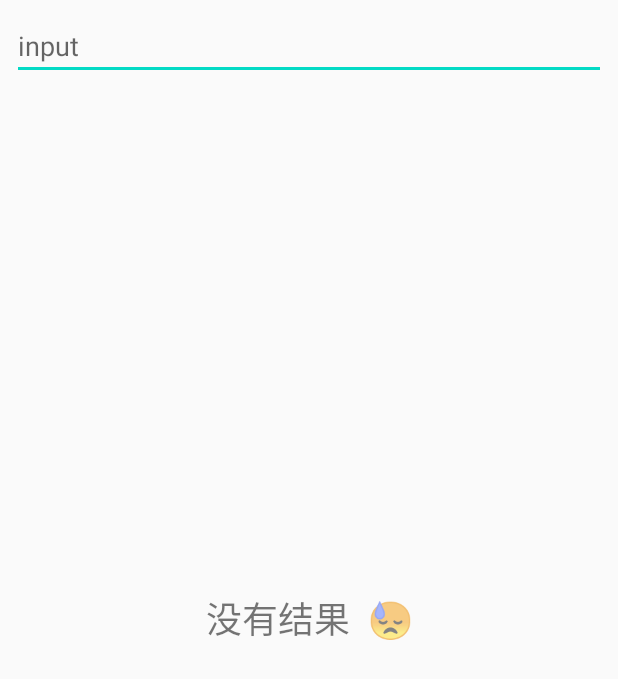
After one commit to xiaoerMr/Robot, an Android app: the PagingActivity screen opened directly, with no data from a screen before it, on a phone screen of 412 x 824 dp. The commit adds this screen. Shown: the top 679 px of the screen. Run offline under Robolectric (Android 15) with nearby library versions, the phone set to English and light mode, and no system bars.

Commit message:
mvvm dome

```diff
--- a/app/build.gradle
+++ b/app/build.gradle
@@ -59,6 +59,7 @@ dependencies {
     implementation files('libs/Msc.jar')
     implementation 'org.jetbrains.kotlinx:kotlinx-coroutines-core:1.3.7'
     implementation 'org.jetbrains.kotlinx:kotlinx-coroutines-android:1.3.7'
+//    implementation 'com.google.android.material:material:1.1.0'
 
 
 }
--- a/app/src/main/AndroidManifest.xml
+++ b/app/src/main/AndroidManifest.xml
@@ -24,7 +24,8 @@
         android:roundIcon="@mipmap/ic_launcher_round"
         android:supportsRtl="true"
         android:theme="@style/AppTheme">
-        <activity android:name=".svg.SVGActivity"></activity>
+        <activity android:name=".dome.PagingActivity"></activity>
+        <activity android:name=".svg.SVGActivity" />
         <activity android:name=".corouties.CoroutinesActivity" />
         <activity android:name=".MainActivity">
             <intent-filter>
@@ -34,7 +35,7 @@
             </intent-filter>
         </activity>
         <activity android:name=".KeDaActivity" />
-        <activity android:name=".addview.AddActivity"/>
+        <activity android:name=".addview.AddActivity" />
     </application>
 
 </manifest>
--- a/app/src/main/java/com/sai/robot/MainActivity.kt
+++ b/app/src/main/java/com/sai/robot/MainActivity.kt
@@ -4,6 +4,7 @@ import androidx.appcompat.app.AppCompatActivity
 import android.os.Bundle
 import com.sai.robot.addview.AddActivity
 import com.sai.robot.corouties.CoroutinesActivity
+import com.sai.robot.dome.PagingActivity
 import com.sai.robot.svg.SVGActivity
 import kotlinx.android.synthetic.main.activity_main.*
 
@@ -16,9 +17,9 @@ class MainActivity : AppCompatActivity() {
         vCoroutines.setOnClickListener { CoroutinesActivity.actionStart(this) }
         vSVG.setOnClickListener { SVGActivity.actionStart(this) }
         vAdd.setOnClickListener { AddActivity.actionStart(this) }
+        vDome.setOnClickListener { PagingActivity.actionStart(this) }
 
     }
-
 
 
     //-----知识点-----
--- /dev/null
+++ b/app/src/main/java/com/sai/robot/dome/PagingActivity.kt
@@ -0,0 +1,77 @@
+package com.sai.robot.dome
+
+import android.content.Intent
+import androidx.appcompat.app.AppCompatActivity
+import android.os.Bundle
+import android.view.View
+import androidx.lifecycle.Observer
+import androidx.lifecycle.ViewModelProvider
+import androidx.recyclerview.widget.DividerItemDecoration
+import com.sai.robot.R
+import com.sai.robot.dome.adapter.RecycleAdapter
+import com.sai.robot.dome.data.SearchRepository
+import kotlinx.android.synthetic.main.activity_paging.*
+
+/**
+ *  MVVM 模式
+ *  jectpack库
+ */
+class PagingActivity : AppCompatActivity() {
+
+
+    companion object {
+        fun actionStart(activity: AppCompatActivity) {
+            activity.startActivity(Intent(activity, PagingActivity::class.java))
+        }
+    }
+
+    private lateinit var viewModel: SearchViewModel
+
+    override fun onCreate(savedInstanceState: Bundle?) {
+        super.onCreate(savedInstanceState)
+        setContentView(R.layout.activity_paging)
+
+        // lifedata 模式  ViewModelProvider 需要 factory  vm 对象
+        // 创建那个 ViewModel 对象，和 ViewModel 对象 持有那个仓库
+         viewModel = ViewModelProvider(
+            this,
+            ViewModelFactory(SearchRepository())
+        ).get(SearchViewModel::class.java)
+
+        // item 装饰
+        val dividerItemDecoration = DividerItemDecoration(this, DividerItemDecoration.VERTICAL)
+        vRecycler.addItemDecoration(dividerItemDecoration)
+
+        //适配器
+        initAdapter()
+
+        initSearch()
+
+    }
+
+    private fun initSearch() {
+        vSearch.setOnClickListener {
+
+            viewModel.getNewData("")
+
+            vRecycler.visibility = View.VISIBLE
+            vEmpty.visibility = View.GONE
+        }
+    }
+
+    private fun initAdapter() {
+        vRecycler.visibility = View.GONE
+        vEmpty.visibility = View.VISIBLE
+
+
+        //初始化适配器
+        val recycleAdapter = RecycleAdapter()
+        vRecycler.adapter = recycleAdapter
+
+
+        //订阅Livedata 并更新到 recycle view
+        viewModel.queryLiveData.observe(this, Observer<List<String>>{
+            recycleAdapter.submitList(it)
+        })
+    }
+}
--- /dev/null
+++ b/app/src/main/java/com/sai/robot/dome/SearchViewModel.kt
@@ -0,0 +1,22 @@
+package com.sai.robot.dome
+
+import androidx.lifecycle.MutableLiveData
+import androidx.lifecycle.ViewModel
+
+import com.sai.robot.dome.data.SearchRepository
+
+/**
+ * 持有仓库 对象，由仓库提供 从http来的数据 和 从sql来到数据
+ */
+class SearchViewModel(private val repository: SearchRepository) :ViewModel(){
+
+    public val queryLiveData = MutableLiveData<List<String>>()
+
+
+    fun getNewData(query:String){
+
+        val data = repository.getData(query)
+
+        queryLiveData.postValue(data)
+    }
+}
--- /dev/null
+++ b/app/src/main/java/com/sai/robot/dome/ViewModelFactory.kt
@@ -0,0 +1,12 @@
+package com.sai.robot.dome
+
+import androidx.lifecycle.ViewModel
+import androidx.lifecycle.ViewModelProvider
+import com.sai.robot.dome.data.SearchRepository
+
+class ViewModelFactory(private val repository: SearchRepository) :ViewModelProvider.Factory {
+
+    override fun <T : ViewModel?> create(modelClass: Class<T>): T {
+        return SearchViewModel(repository) as T
+    }
+}
--- /dev/null
+++ b/app/src/main/java/com/sai/robot/dome/adapter/RecycleAdapter.kt
@@ -0,0 +1,30 @@
+package com.sai.robot.dome.adapter
+
+import android.view.ViewGroup
+import androidx.recyclerview.widget.DiffUtil
+import androidx.recyclerview.widget.ListAdapter
+import androidx.recyclerview.widget.RecyclerView
+
+// 具有比较差值器到adapter
+class RecycleAdapter : ListAdapter<String, RecyclerView.ViewHolder>(String_COMPARATOR) {
+
+    override fun onCreateViewHolder(parent: ViewGroup, viewType: Int): RecyclerView.ViewHolder {
+        return StringViewHolder.create(parent)
+    }
+
+    override fun onBindViewHolder(holder: RecyclerView.ViewHolder, position: Int) {
+        (holder as StringViewHolder).bindView(getItem(position))
+    }
+
+    // 比较器
+    companion object {
+        private val String_COMPARATOR = object : DiffUtil.ItemCallback<String>() {
+            override fun areItemsTheSame(oldItem: String, newItem: String): Boolean =
+                oldItem == newItem
+
+            override fun areContentsTheSame(oldItem: String, newItem: String): Boolean =
+                oldItem == newItem
+        }
+    }
+
+}
--- /dev/null
+++ b/app/src/main/java/com/sai/robot/dome/data/SearchRepository.kt
@@ -0,0 +1,20 @@
+package com.sai.robot.dome.data
+
+import kotlinx.coroutines.GlobalScope
+import kotlinx.coroutines.launch
+
+/**
+ * 提供数据 - http - sql
+ */
+class SearchRepository {
+
+
+    fun getData(query:String):List<String>{
+//        val launch = GlobalScope.launch {
+//
+//            listOf("1", "2", "3", "4", "5", "6", "7", "8")
+//        }
+//
+        return listOf("1", "2", "3", "4", "5", "6", "7", "8")
+    }
+}
--- /dev/null
+++ b/app/src/main/res/layout/activity_paging.xml
@@ -0,0 +1,60 @@
+<?xml version="1.0" encoding="utf-8"?>
+<androidx.constraintlayout.widget.ConstraintLayout xmlns:android="http://schemas.android.com/apk/res/android"
+    xmlns:app="http://schemas.android.com/apk/res-auto"
+    xmlns:tools="http://schemas.android.com/tools"
+    android:layout_width="match_parent"
+    android:layout_height="match_parent"
+    tools:context=".dome.PagingActivity">
+
+    <!--    <com.google.android.material.textfield.TextInputLayout-->
+    <!--        android:id="@+id/vInputLayout"-->
+    <!--        style="@style/Widget.MaterialComponents.TextInputLayout.OutlinedBox"-->
+    <!--        android:layout_width="0dp"-->
+    <!--        android:layout_height="wrap_content"-->
+    <!--        android:layout_margin="8dp"-->
+    <!--        app:layout_constraintEnd_toEndOf="parent"-->
+    <!--        app:layout_constraintStart_toStartOf="parent"-->
+    <!--        app:layout_constraintTop_toTopOf="parent">-->
+
+    <EditText
+        android:id="@+id/vSearch"
+        android:layout_width="match_parent"
+        android:layout_height="wrap_content"
+        android:layout_margin="8dp"
+        android:hint="input"
+        android:imeOptions="actionSearch"
+        android:inputType="textNoSuggestions"
+        android:selectAllOnFocus="true"
+        app:layout_constraintEnd_toEndOf="parent"
+        app:layout_constraintStart_toStartOf="parent"
+        app:layout_constraintTop_toTopOf="parent"
+        tools:text="@string/app_name" />
+    <!--    </com.google.android.material.textfield.TextInputLayout>-->
+
+    <androidx.recyclerview.widget.RecyclerView
+        android:id="@+id/vRecycler"
+        android:layout_width="0dp"
+        android:layout_height="0dp"
+        android:paddingVertical="6dp"
+        android:scrollbars="vertical"
+        app:layoutManager="androidx.recyclerview.widget.LinearLayoutManager"
+        app:layout_constraintBottom_toBottomOf="parent"
+        app:layout_constraintEnd_toEndOf="parent"
+        app:layout_constraintStart_toStartOf="parent"
+        app:layout_constraintTop_toBottomOf="@+id/vSearch" />
+
+
+    <TextView
+        android:id="@+id/vEmpty"
+        android:layout_width="0dp"
+        android:layout_height="match_parent"
+        android:gravity="center"
+        android:text="没有结果  😓"
+        android:textSize="24sp"
+        android:visibility="gone"
+        app:layout_constraintBottom_toBottomOf="parent"
+        app:layout_constraintEnd_toEndOf="parent"
+        app:layout_constraintStart_toStartOf="parent"
+        app:layout_constraintTop_toTopOf="parent" />
+
+</androidx.constraintlayout.widget.ConstraintLayout>
```
Also changed, not shown: app/src/main/java/com/sai/robot/dome/adapter/StringViewHolder.kt (added, +25 -0 lines), app/src/main/res/layout/activity_main.xml (+12 -3 lines), app/src/main/res/layout/string_view_item.xml (added, +20 -0 lines).
